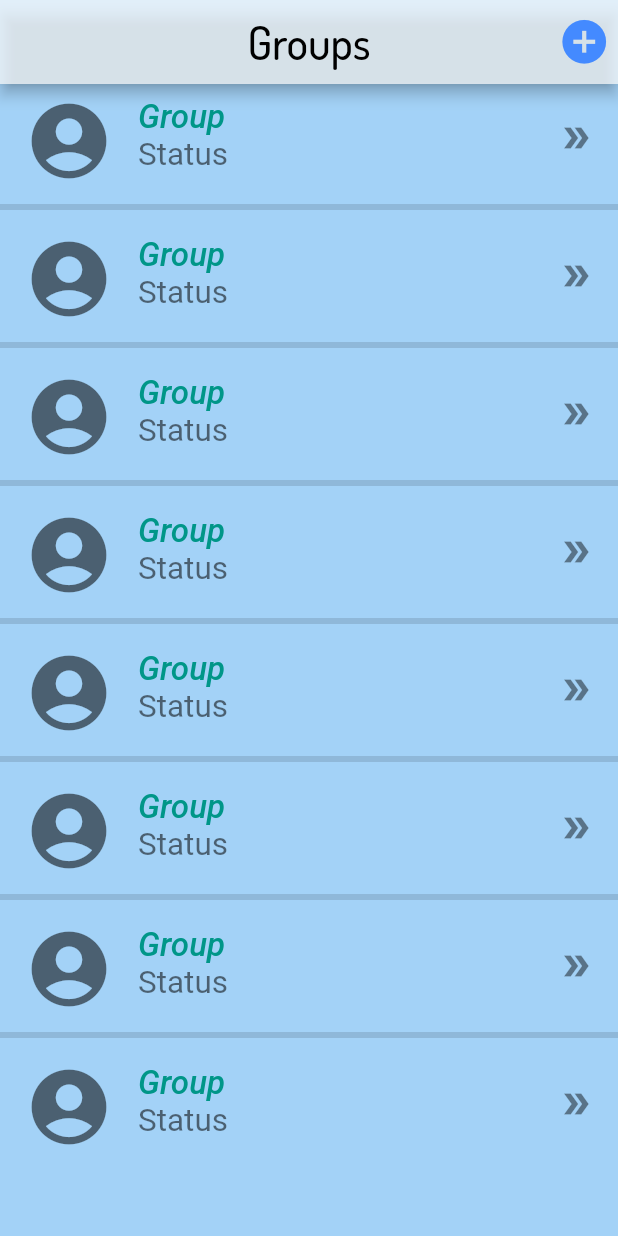
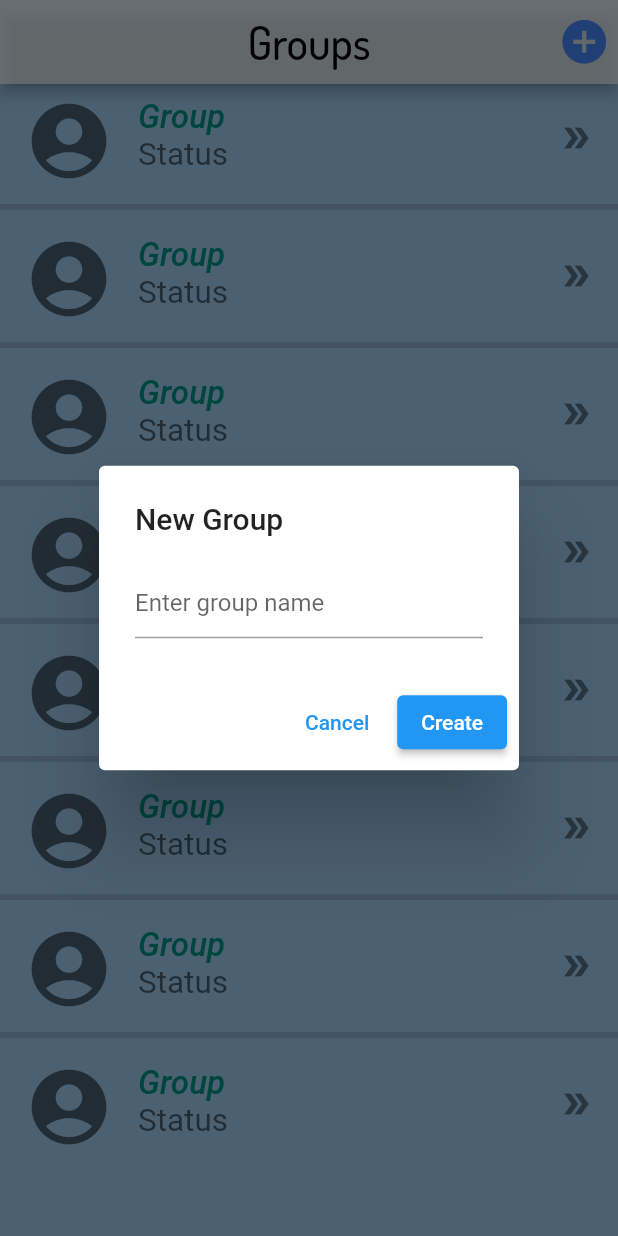
Before and after one commit to admirerr/SplitKaro, a Flutter app: the groupsPage screen opened directly, after a tap on the "add circle" icon, on a phone screen of 412 x 824 dp. Run offline on Flutter 3.47's test engine with Material 2 defaults, Android fonts, the phone set to English and light mode, and no system bars; our stand-ins replace babstrap_settings_screen, cloud_firestore, curved_navigation_bar, firebase_auth, firebase_core, fluttertoast and 1 more; accounts and stored records are empty.

Commit message:
Added Create Group pop up

```diff
--- a/lib/nav_pages/groups.dart
+++ b/lib/nav_pages/groups.dart
@@ -8,17 +8,11 @@ import '../model/user_model.dart';
 class groupsPage extends StatefulWidget {
   const groupsPage({Key? key}) : super(key: key);
 
-
   @override
   State<groupsPage> createState() => _groupsPageState();
 }
 
 class _groupsPageState extends State<groupsPage> {
-
-
-
-
-
   User? user = FirebaseAuth.instance.currentUser;
   UserModel loggedInUser = UserModel();
 
@@ -35,47 +29,103 @@ class _groupsPageState extends State<groupsPage> {
     });
   }
 
-
-
   @override
   Widget build(BuildContext context) {
-    var arrNames = ['Group','Group','Group','Group','Group','Group','Group','Group'];
+    var arrNames = [
+      'Group',
+      'Group',
+      'Group',
+      'Group',
+      'Group',
+      'Group',
+      'Group',
+      'Group'
+    ];
     return Scaffold(
       body: Container(
-
         color: Colors.blue.withOpacity(.4),
         child: Center(
           child: Column(
             mainAxisAlignment: MainAxisAlignment.center,
             children: <Widget>[
               AppBar(
-                title: Text("Groups", textScaleFactor: 1.5, style: TextStyle(fontFamily: 'Dosis' ,color: Colors.black ,fontWeight: FontWeight.w500),),
-                backgroundColor: Colors.white70, centerTitle: true,
-                actions: <Widget>
-                [
-                  new IconButton(
-                    onPressed:()
-                    {
-
+                title: Text(
+                  "Groups",
+                  textScaleFactor: 1.5,
+                  style: TextStyle(
+                      fontFamily: 'Dosis',
+                      color: Colors.black,
+                      fontWeight: FontWeight.w500),
+                ),
+                backgroundColor: Colors.white70,
+                centerTitle: true,
+                actions: <Widget>[
+                  IconButton(
+                    onPressed: () {
+                      showDialog(
+                        context: context,
+                        builder: (context) =>
+                            AlertDialog(
+                              title: Text('New Group'),
+                              content: TextField(
+                                decoration: InputDecoration(
+                                  hintText: 'Enter group name',
+                                ),
+                              ),
+                              actions: [
+                                TextButton(
+                                  onPressed: () {
+                                    Navigator.of(context).pop();
+                                  },
+                                  child: Text('Cancel'),
+                                ),
+                                ElevatedButton(
+                                  onPressed: () {
+                                    // TODO: add new group to Firestore
+                                    Navigator.of(context).pop();
+                                  },
+                                  child: Text('Create'),
+                                ),
+                              ],
+                            ),
+                      );
                     },
-                      icon: Icon(Icons.add_circle_sharp, size: 35, color: Colors.blueAccent,),
+                    icon: Icon(
+                      Icons.add_circle_sharp,
+                      size: 35,
+                      color: Colors.blueAccent,
+                    ),
                   ),
                 ],
-                ),
+              ),
               Expanded(
                 child: ListView.separated(
                   shrinkWrap: true,
-                  itemBuilder: (context, index){
+                  itemBuilder: (context, index) {
                     return ListTile(
-                      leading: Icon(Icons.account_circle, size: 60, color: Colors.black54,),
-                      title: Text(arrNames[index],style: TextStyle(fontSize: 22 ,fontStyle: FontStyle.italic ,fontWeight: FontWeight.w500, color: Colors.teal),),
-                      subtitle: Text('Status',textScaleFactor: 1.5),
+                      leading: Icon(
+                        Icons.account_circle,
+                        size: 60,
+                        color: Colors.black54,
+                      ),
+                      title: Text(
+                        arrNames[index],
+                        style: TextStyle(
+                            fontSize: 22,
+                            fontStyle: FontStyle.italic,
+                            fontWeight: FontWeight.w500,
+                            color: Colors.teal),
+                      ),
+                      subtitle: Text('Status', textScaleFactor: 1.5),
                       trailing: Icon(Icons.double_arrow),
                     );
                   },
                   itemCount: arrNames.length,
-                  separatorBuilder: (context, index){
-                    return Divider(height: 20, thickness: 4,);
+                  separatorBuilder: (context, index) {
+                    return Divider(
+                      height: 20,
+                      thickness: 4,
+                    );
                   },
                 ),
               ),
@@ -86,14 +136,10 @@ class _groupsPageState extends State<groupsPage> {
     );
   }
 
-
-
-    // the logout function
+  // the logout function
   Future<void> logout(BuildContext context) async {
     await FirebaseAuth.instance.signOut();
     Navigator.of(context).pushReplacement(
         MaterialPageRoute(builder: (context) => MyLogin()));
   }
-
-
 }
```
